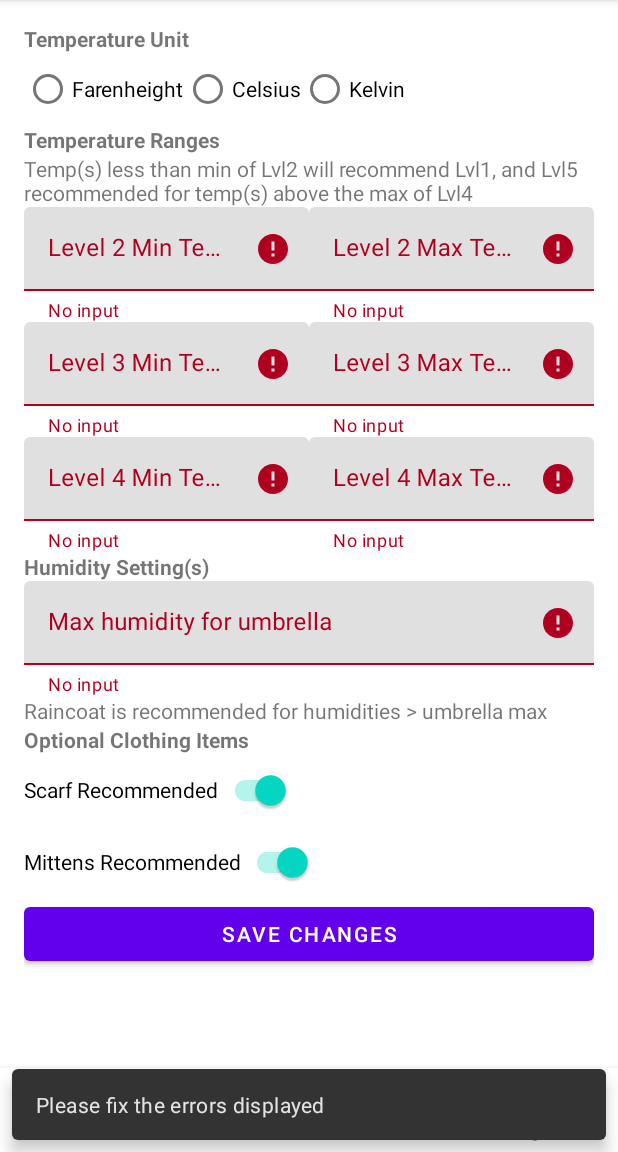
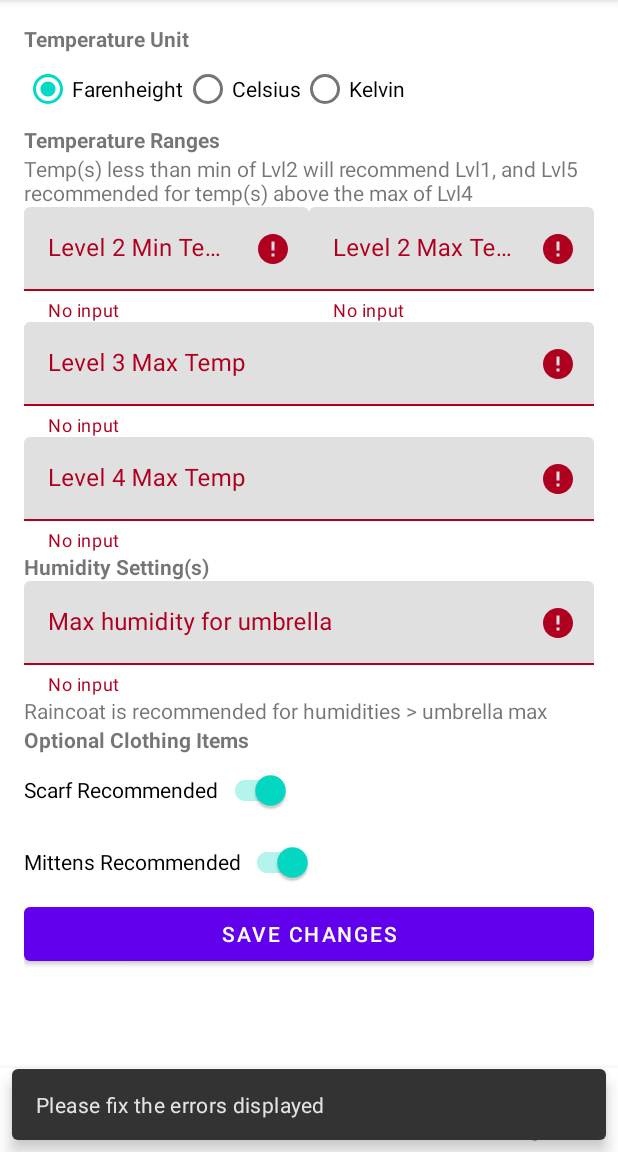
Before and after one commit to Sunsow-02/WeatherWardrobeJava, an Android app: the SettingsFragment screen opened through its navigation route, after a tap on "SAVE CHANGES", on a phone screen of 412 x 824 dp, the part 84-1236 px from its top. Run offline under Robolectric (Android 15) with nearby library versions, the phone set to English and light mode, and no system bars; our stand-ins replace navigation-ui; 2 other taps on this screen came first.

Commit message:
modified settings fragment to remove confusion and setup in preparation for savings the settings

```diff
--- a/app/src/main/java/com/example/javasp/ui/settings/SettingsFragment.java
+++ b/app/src/main/java/com/example/javasp/ui/settings/SettingsFragment.java
@@ -23,14 +23,19 @@ public class SettingsFragment extends Fragment {
 
     private FragmentSettingsBinding binding;
     public int temperature_option = 0; //change this to instead pull from saved data
+    float lvl2_min_val = 35; float lvl2_max_val = 45;
+    float lvl3_max_val = 75;
+    float lvl4_max_val = 85;
+    float humidity_umbrella_max_val = 10;
     public boolean scarf_enabled = false;
     public boolean mittens_enabled = false;
 
+    public void saveSettings() {
+
+    }
+
     public View onCreateView(@NonNull LayoutInflater inflater,
                              ViewGroup container, Bundle savedInstanceState) {
-        //SettingsViewModel notificationsViewModel =
-        //        new ViewModelProvider(this).get(SettingsViewModel.class);
-
         binding = FragmentSettingsBinding.inflate(inflater, container, false);
         View root = binding.getRoot();
 
@@ -74,10 +79,6 @@ public class SettingsFragment extends Fragment {
             public void onClick(View view) {
                 TextInputEditText lvl2_min_input = getActivity().findViewById(R.id.temp_lvl_2_min_input);
                 TextInputLayout lvl2_min_layout = getActivity().findViewById(R.id.temp_lvl_2_min_layout);
-                float lvl2_min_val = 0; float lvl2_max_val = 0;
-                float lvl3_min_val = 0; float lvl3_max_val = 0;
-                float lvl4_min_val = 0; float lvl4_max_val = 0;
-                float humidity_umbrella_max_val = 0;
                 int error = 0;
                 if(!lvl2_min_input.getText().toString().equals("")) {
                     lvl2_min_val = Float.parseFloat(String.valueOf(lvl2_min_input.getText()));
@@ -95,15 +96,6 @@ public class SettingsFragment extends Fragment {
                     lvl2_max_layout.setError("No input"); lvl2_max_layout.setErrorEnabled(true);
                     error = 1;
                 }
-                TextInputEditText lvl3_min_input = getActivity().findViewById(R.id.temp_lvl_3_min_input);
-                TextInputLayout lvl3_min_layout = getActivity().findViewById(R.id.temp_lvl_3_min_layout);
-                if(!lvl3_min_input.getText().toString().equals("")) {
-                    lvl3_min_val = Float.parseFloat(String.valueOf(lvl3_min_input.getText()));
-                }
-                else {
-                    lvl3_min_layout.setError("No input"); lvl3_min_layout.setErrorEnabled(true);
-                    error = 1;
-                }
                 TextInputEditText lvl3_max_input = getActivity().findViewById(R.id.temp_lvl_3_max_input);
                 TextInputLayout lvl3_max_layout = getActivity().findViewById(R.id.temp_lvl_3_max_layout);
                 if(!lvl3_max_input.getText().toString().equals("")) {
@@ -111,15 +103,6 @@ public class SettingsFragment extends Fragment {
                 }
                 else {
                     lvl3_max_layout.setError("No input"); lvl3_max_layout.setErrorEnabled(true);
-                    error = 1;
-                }
-                TextInputEditText lvl4_min_input = getActivity().findViewById(R.id.temp_lvl_4_min_input);
-                TextInputLayout lvl4_min_layout = getActivity().findViewById(R.id.temp_lvl_4_min_layout);
-                if(!lvl4_min_input.getText().toString().equals("")) {
-                    lvl4_min_val = Float.parseFloat(String.valueOf(lvl4_min_input.getText()));
-                }
-                else {
-                    lvl4_min_layout.setError("No input"); lvl4_min_layout.setErrorEnabled(true);
                     error = 1;
                 }
                 TextInputEditText lvl4_max_input = getActivity().findViewById(R.id.temp_lvl_4_max_input);
@@ -184,43 +167,25 @@ public class SettingsFragment extends Fragment {
                         }
                     }
 
-                    if (lvl2_max_val >= lvl3_min_val) {
-                        lvl2_max_layout.setError("Lvl2 max can't be >/= Lvl3 min");
+                    if (lvl2_max_val >= lvl3_max_val) {
+                        lvl2_max_layout.setError("Lvl2 max can't be >/= Lvl3 max");
                         lvl2_max_layout.setErrorEnabled(true);
                         error = 1;
                     } else {
                         lvl2_max_layout.setErrorEnabled(false);
                     }
 
-                    if (lvl3_min_val >= lvl3_max_val) {
-                        lvl3_min_layout.setError("Lvl3 min can't be >/= Lvl3 max");
-                        lvl3_min_layout.setErrorEnabled(true);
-                        error = 1;
-                    } else {
-                        lvl3_min_layout.setErrorEnabled(false);
-                    }
-
-                    if (lvl3_max_val >= lvl4_min_val) {
-                        lvl3_max_layout.setError("Lvl3 max can't be >/= Lvl4 min");
+                    if (lvl3_max_val >= lvl4_max_val) {
+                        lvl3_max_layout.setError("Lvl3 max can't be >/= Lvl4 max");
                         lvl3_max_layout.setErrorEnabled(true);
                         error = 1;
                     } else {
                         lvl3_max_layout.setErrorEnabled(false);
                     }
-
-                    if (lvl4_min_val >= lvl4_max_val) {
-                        lvl4_min_layout.setError("Lvl4 min can't be >/= Lvl4 max");
-                        lvl4_min_layout.setErrorEnabled(true);
-                        error = 1;
-                    } else {
-                        lvl4_min_layout.setErrorEnabled(false);
-                    }
                 }
-
-                //save changes
-
                 //popup to notify user (consider switching to case statement for better snackbar msgs??? - look at this at very end of polishing after api hell has been conquered)
                 if(error == 0) {
+                    saveSettings();
                     Snackbar.make(getActivity().findViewById(R.id.settings_parent)
                                     , "Changes Saved", Snackbar.LENGTH_SHORT)
                             .show();
--- a/app/src/main/res/layout/fragment_settings.xml
+++ b/app/src/main/res/layout/fragment_settings.xml
@@ -32,6 +32,7 @@
                 android:layout_width="match_parent"
                 android:layout_height="wrap_content"
                 android:orientation="horizontal"
+                android:checkedButton="@+id/radio_f"
                 android:id="@+id/temp_option_group">
                 <RadioButton android:id="@+id/radio_f"
                     android:layout_width="wrap_content"
@@ -91,24 +92,6 @@
                 </com.google.android.material.textfield.TextInputLayout>
             </LinearLayout>
 
-            <LinearLayout
-                android:layout_width="fill_parent"
-                android:layout_height="wrap_content"
-                android:orientation="horizontal">
-                <com.google.android.material.textfield.TextInputLayout
-                    android:layout_width="fill_parent"
-                    android:layout_height="wrap_content"
-                    android:id="@+id/temp_lvl_3_min_layout"
-                    app:endIconMode="clear_text"
-                    android:layout_weight="1"
-                    android:hint="@string/temp_lvl_3_min">
-                    <com.google.android.material.textfield.TextInputEditText
-                        android:layout_height="wrap_content"
-                        android:layout_width="match_parent"
-                        android:id="@+id/temp_lvl_3_min_input"
-                        android:inputType="text" />
-                </com.google.android.material.textfield.TextInputLayout>
-
                 <com.google.android.material.textfield.TextInputLayout
                     android:layout_width="fill_parent"
                     android:layout_height="wrap_content"
@@ -120,25 +103,6 @@
                         android:layout_height="wrap_content"
                         android:layout_width="match_parent"
                         android:id="@+id/temp_lvl_3_max_input"
-                        android:inputType="text" />
-                </com.google.android.material.textfield.TextInputLayout>
-            </LinearLayout>
-
-            <LinearLayout
-                android:layout_width="fill_parent"
-                android:layout_height="wrap_content"
-                android:orientation="horizontal">
-                <com.google.android.material.textfield.TextInputLayout
-                    android:layout_width="fill_parent"
-                    android:layout_height="wrap_content"
-                    android:id="@+id/temp_lvl_4_min_layout"
-                    app:endIconMode="clear_text"
-                    android:layout_weight="1"
-                    android:hint="@string/temp_lvl_4_min">
-                    <com.google.android.material.textfield.TextInputEditText
-                        android:layout_height="wrap_content"
-                        android:layout_width="match_parent"
-                        android:id="@+id/temp_lvl_4_min_input"
                         android:inputType="text" />
                 </com.google.android.material.textfield.TextInputLayout>
 
@@ -155,7 +119,6 @@
                         android:id="@+id/temp_lvl_4_max_input"
                         android:inputType="text" />
                 </com.google.android.material.textfield.TextInputLayout>
-            </LinearLayout>
 
 
             <TextView
```
